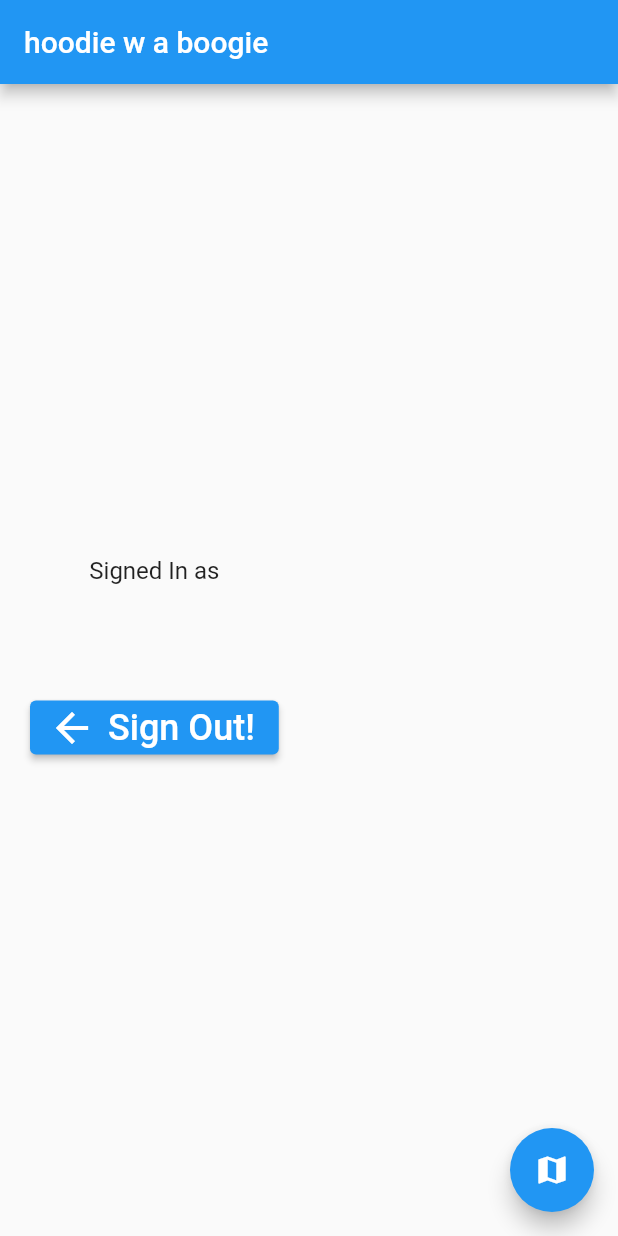
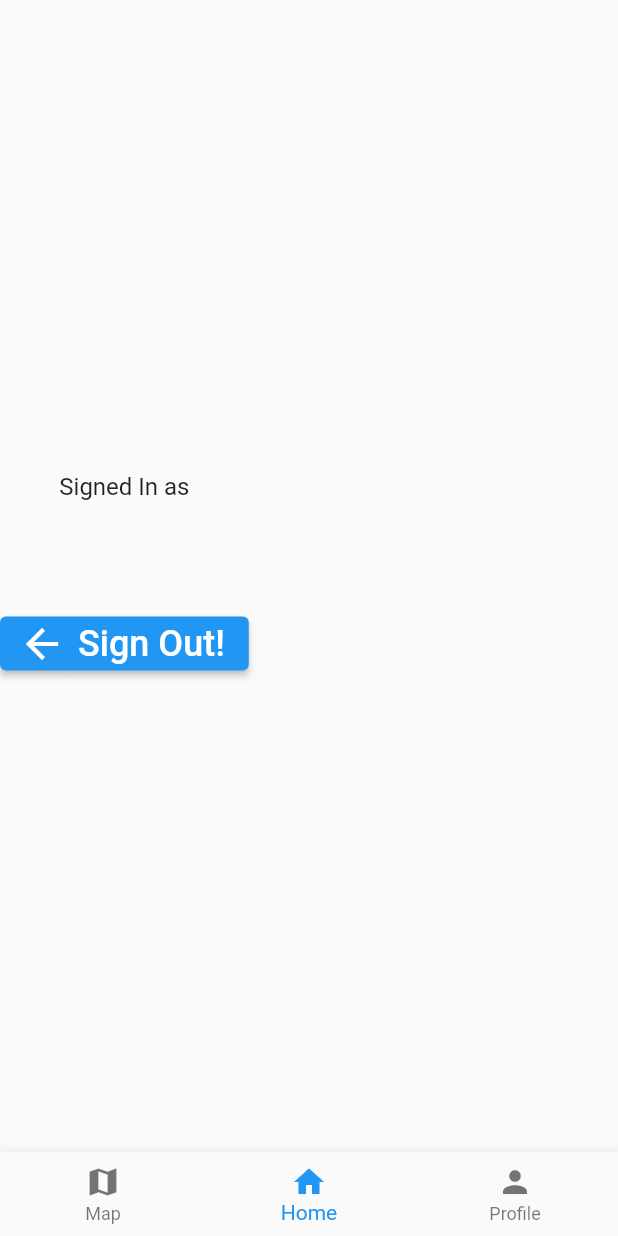
Before and after one commit to eunrcn/hoodiewaboogie, a Flutter app: the screen it shows once a user with an empty profile is signed in, on a phone screen of 412 x 824 dp. Run offline on Flutter 3.47's test engine with Material 2 defaults, Android fonts, the light colour scheme and no system bars; our stand-ins replace cloud_firestore, email_validator, firebase_auth, firebase_core, flip_card, flutter_rating_stars and 4 more; missing offline and left inert: dart:ffi, fab_circular_menu, flutter_polyline_points; accounts and stored records are empty.

Commit message:
- save users' search history in firebase - created user profile

```diff
--- a/lib/home_page.dart
+++ b/lib/home_page.dart
@@ -7,6 +7,7 @@ import 'package:hoodie_w_a_boogie/auth_page.dart';
 import 'package:hoodie_w_a_boogie/map.dart';
 import 'package:hoodie_w_a_boogie/utils.dart';
 import 'package:hoodie_w_a_boogie/verify_email_page.dart';
+import 'package:hoodie_w_a_boogie/profile.dart';
 
 //imports for prettifying
 // import 'package:lottie/lottie.dart';
@@ -49,21 +50,34 @@ class HomePage extends StatelessWidget {
       );
 }
 
-class Home extends StatelessWidget {
-  const Home({super.key});
+class Home extends StatefulWidget {
+  const Home({Key? key});
+
+  @override
+  _HomeState createState() => _HomeState();
+}
+
+class _HomeState extends State<Home> {
+  int _currentIndex = 1;
+  final PageController _pageController = PageController(initialPage: 1);
+
+  @override
+  void dispose() {
+    _pageController.dispose();
+    super.dispose();
+  }
 
   @override
   Widget build(BuildContext context) {
     final user = FirebaseAuth.instance.currentUser!;
 
-    return MaterialApp(
-      home: Scaffold(
-        appBar: AppBar(
-          title: const Text('hoodie w a boogie'),
-        ),
-        body: Padding(
-            padding: const EdgeInsets.only(left: 20),
-            child: Column(
+    return Scaffold(
+      appBar: null,
+      body: IndexedStack(
+        index: _currentIndex,
+        children: [
+          MapApp(),
+          Column(
             mainAxisAlignment: MainAxisAlignment.center,
             children: [
               const Text(
@@ -77,7 +91,9 @@ class Home extends StatelessWidget {
               ),
               const SizedBox(height: 40),
               ElevatedButton.icon(
-                  onPressed: () => FirebaseAuth.instance.signOut(),
+                onPressed: () {
+                  FirebaseAuth.instance.signOut();
+                },
                 icon: const Icon(Icons.arrow_back, size: 32),
                 label: const Text(
                   'Sign Out!',
@@ -85,17 +101,35 @@ class Home extends StatelessWidget {
                 ),
               ),
             ],
-            )),
-        floatingActionButton: FloatingActionButton(
-          onPressed: () {
-            Navigator.push(
-              context,
-              MaterialPageRoute(builder: (context) => const MapApp()),
-            );
+          ),
+          ProfilePage(),
+        ],
+      ),
+      bottomNavigationBar: BottomNavigationBar(
+        currentIndex: _currentIndex,
+        items: [
+          BottomNavigationBarItem(
+            icon: Icon(Icons.map),
+            label: 'Map',
+            backgroundColor: Colors.blue,
+          ),
+          BottomNavigationBarItem(
+            icon: Icon(Icons.home),
+            label: 'Home',
+            backgroundColor: Colors.blue,
+          ),
+          BottomNavigationBarItem(
+            icon: Icon(Icons.person),
+            label: 'Profile',
+            backgroundColor: Colors.blue,
+          ),
+        ],
+        onTap: (index) {
+          setState(() {
+            _currentIndex = index;
+          });
+          _pageController.jumpToPage(index);
         },
-          tooltip: 'Head to Maps!',
-          child: const Icon(Icons.map),
-        ),
       ),
     );
   }
--- a/lib/main.dart
+++ b/lib/main.dart
@@ -26,7 +26,7 @@ class MainPage extends StatelessWidget {
   @override
   Widget build(BuildContext context) {
     return MaterialApp(
-      title: 'hoodie w a boogie',
+      title: 'TasteFinder',
       debugShowCheckedModeBanner: false,
       theme: ThemeData(),
       home: SplashScreen(),
--- a/pubspec.yaml
+++ b/pubspec.yaml
@@ -29,7 +29,7 @@ dependencies:
   flutter_rating_stars:
 
   # location services
-  location: ^4.3.0
+  location: ^4.3.2
   google_maps_flutter: ^2.3.0
   google_maps_flutter_android: ^2.4.15
   permission_handler: ^8.1.4+2
```
Also changed, not shown: lib/map.dart (+68 -14 lines), lib/signup_widget.dart (+56 -14 lines), pubspec.lock, 5 other files. Lines whose indentation alone changed are shown as unchanged.
